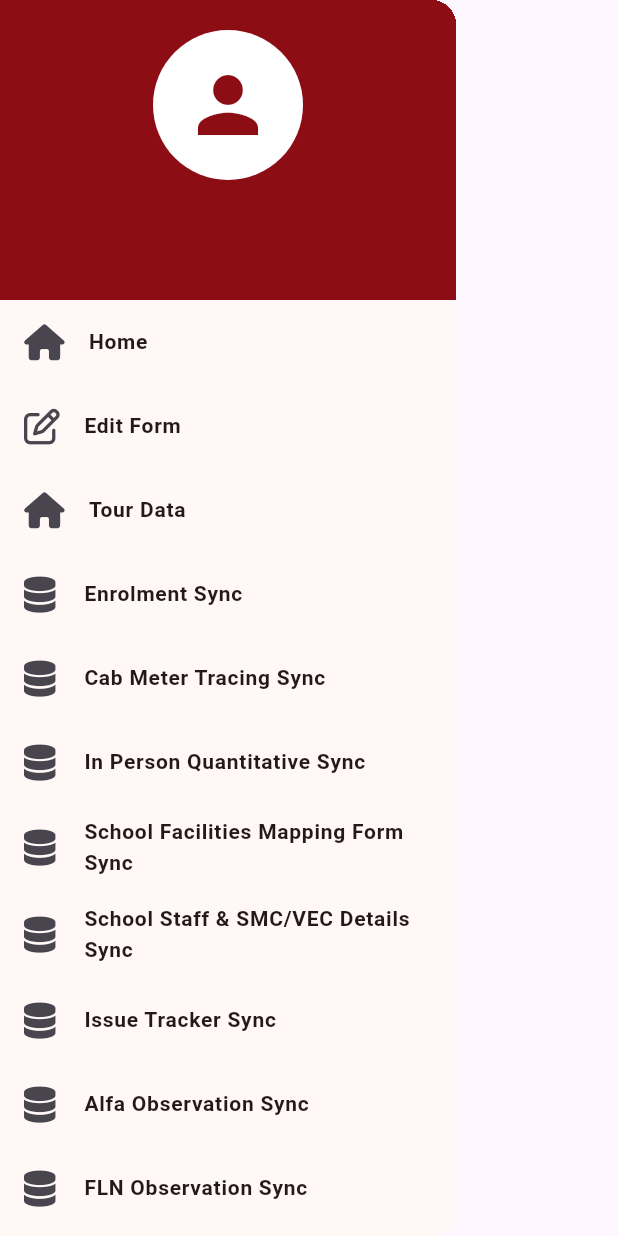
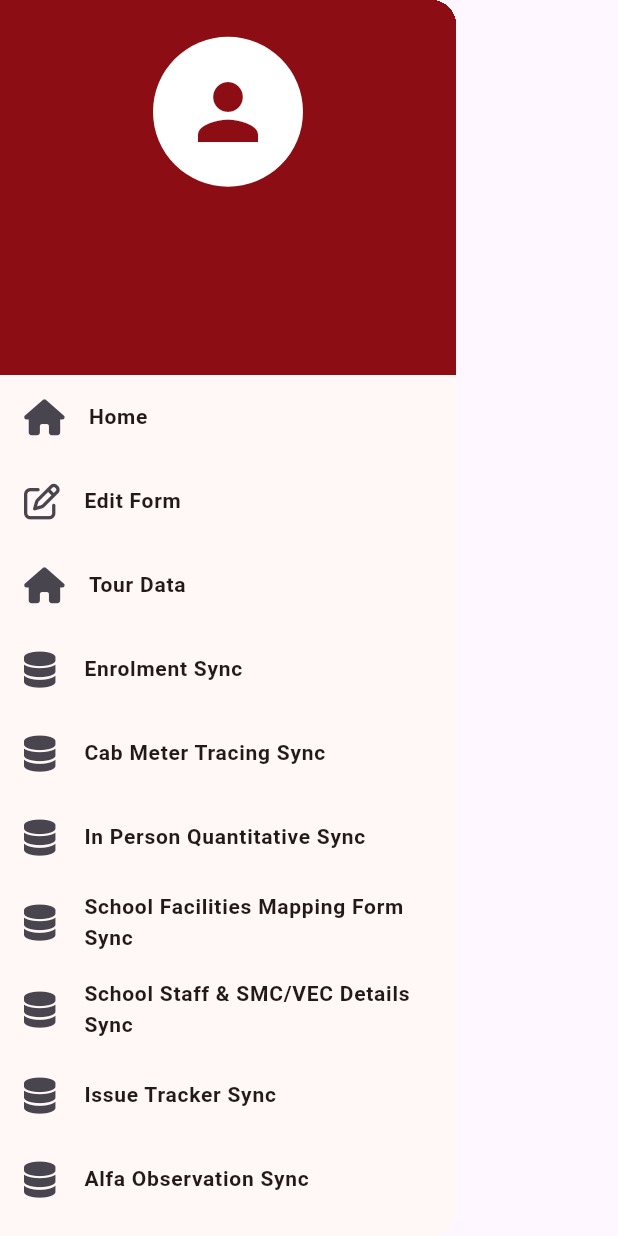
Before and after one commit to AryanCharanPahadi/app17000ft_office, a Flutter app: the CustomDrawer widget shown alone on an empty page, opened directly, on a phone screen of 412 x 824 dp. Run offline on Flutter 3.47's test engine with Material 3 defaults, Android fonts, the phone set to English and light mode, and no system bars; our stand-ins replace connectivity_plus, dropdown_search, font_awesome_flutter, get, get_storage, google_fonts and 5 more; accounts and stored records are empty; statements that could not run were skipped.

Commit message:
Update custom_drawer.dart

```diff
--- a/lib/components/custom_drawer.dart
+++ b/lib/components/custom_drawer.dart
@@ -64,20 +64,25 @@ class _CustomDrawerState extends State<CustomDrawer> {
     });
     Get.offAll(() => const LoginScreen());
   }
+
   @override
   Widget build(BuildContext context) {
     final responsive = Responsive(context);
+
     return Drawer(
       backgroundColor: AppColors.background,
       child: ListView(
         padding: EdgeInsets.zero,
         children: [
           // Drawer header with user info
-          // Drawer header with user info
-          Container(
+          GestureDetector(
+            onTap: _refreshUserData, // Refresh user data on click
+            child: Container(
               color: AppColors.primary,
               height: responsive.responsiveValue(
-                small: 200.0, medium: 210.0, large: 220.0),
+                  small: 250.0,
+                  medium: 260.0,
+                  large: 280.0),
               child: Padding(
                 padding: const EdgeInsets.all(20.0),
                 child: Column(
@@ -93,29 +98,16 @@ class _CustomDrawerState extends State<CustomDrawer> {
                       ),
                     ),
                     const SizedBox(height: 15),
+
                     // Username Text
-                  Expanded(
-                    child: Text(
+                    Text(
                       _username.toUpperCase(),
                       style: TextStyle(
                         color: Colors.white,
                         fontSize: responsive.responsiveValue(
-                            small: 16, medium: 18, large: 20),
-                        fontWeight: FontWeight.bold,
-                      ),
-                      textAlign: TextAlign.center,
-                      maxLines: 1, // Allows text to fit in a single line or ellipsis if too long
-                      softWrap: false, // Prevents unwanted line wrapping
-                      overflow: TextOverflow.ellipsis, // Adds "..." if text overflows
-                    ),
-                  ),
-                  Expanded(
-                    child: Text(
-                      _officeName.toUpperCase(),
-                      style:TextStyle(
-                        color: Colors.white,
-                        fontSize: responsive.responsiveValue(
-                            small: 16, medium: 18, large: 20),
+                            small: 18,
+                            medium: 20,
+                            large: 22),
                         fontWeight: FontWeight.bold,
                       ),
                       textAlign: TextAlign.center,
@@ -123,22 +115,43 @@ class _CustomDrawerState extends State<CustomDrawer> {
                       softWrap: false,
                       overflow: TextOverflow.ellipsis,
                     ),
+                    const SizedBox(height: 8),
+
+                    // Office Name Text
+                    Text(
+                      _officeName.toUpperCase(),
+                      style: TextStyle(
+                        color: Colors.white,
+                        fontSize: responsive.responsiveValue(
+                            small: 16,
+                            medium: 18,
+                            large: 20),
+                        fontWeight: FontWeight.bold,
                       ),
-                  // Expanded(
-                  //   child: Text(
-                  //     _version.toUpperCase(),
-                  //     style: TextStyle(
-                  //       color: Colors.white.withOpacity(0.9),
-                  //       fontSize: responsive.responsiveValue(
-                  //           small: 12, medium: 14, large: 16),
-                  //     ),
-                  //     textAlign: TextAlign.center,
-                  //     maxLines: 1,
-                  //     softWrap: false,
-                  //     overflow: TextOverflow.ellipsis,
-                  //   ),
-                  // ),
+                      textAlign: TextAlign.center,
+                      maxLines: 1,
+                      softWrap: false,
+                      overflow: TextOverflow.ellipsis,
+                    ),
+                    const SizedBox(height: 8),
+
+                    // Version Text
+                    Text(
+                      _version.toUpperCase(),
+                      style: TextStyle(
+                        color: Colors.white.withOpacity(0.9),
+                        fontSize: responsive.responsiveValue(
+                            small: 14,
+                            medium: 16,
+                            large: 18),
+                      ),
+                      textAlign: TextAlign.center,
+                      maxLines: 1,
+                      softWrap: false,
+                      overflow: TextOverflow.ellipsis,
+                    ),
                   ],
+                ),
               ),
             ),
           ),
```
Lines whose indentation alone changed are shown as unchanged.
